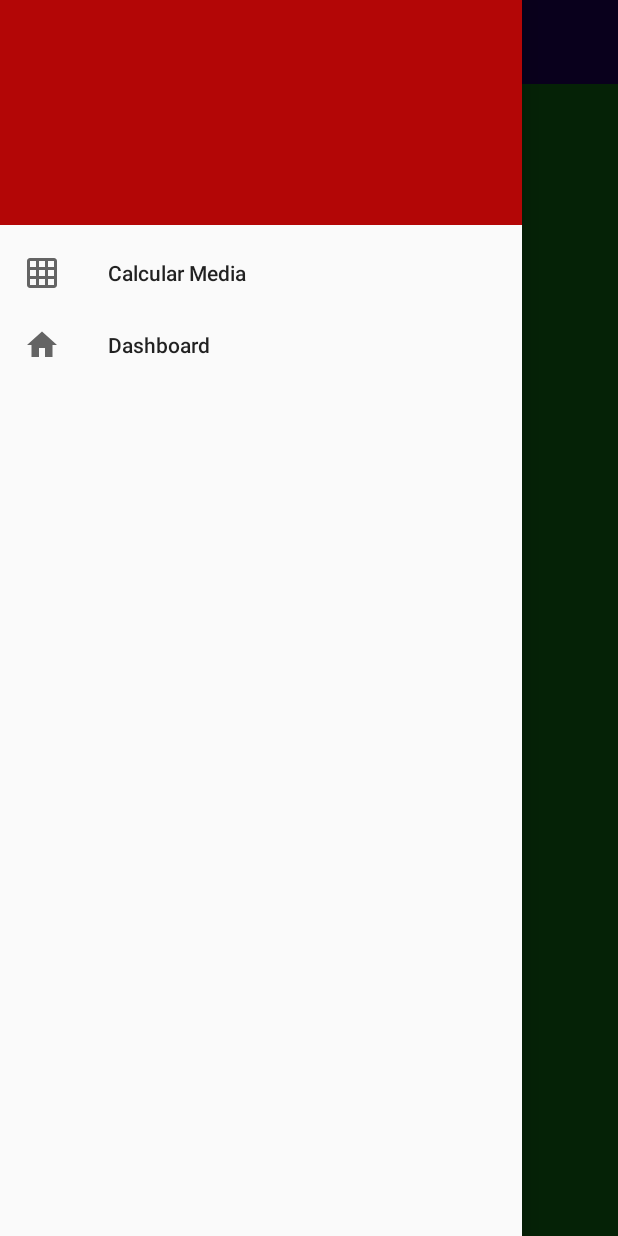
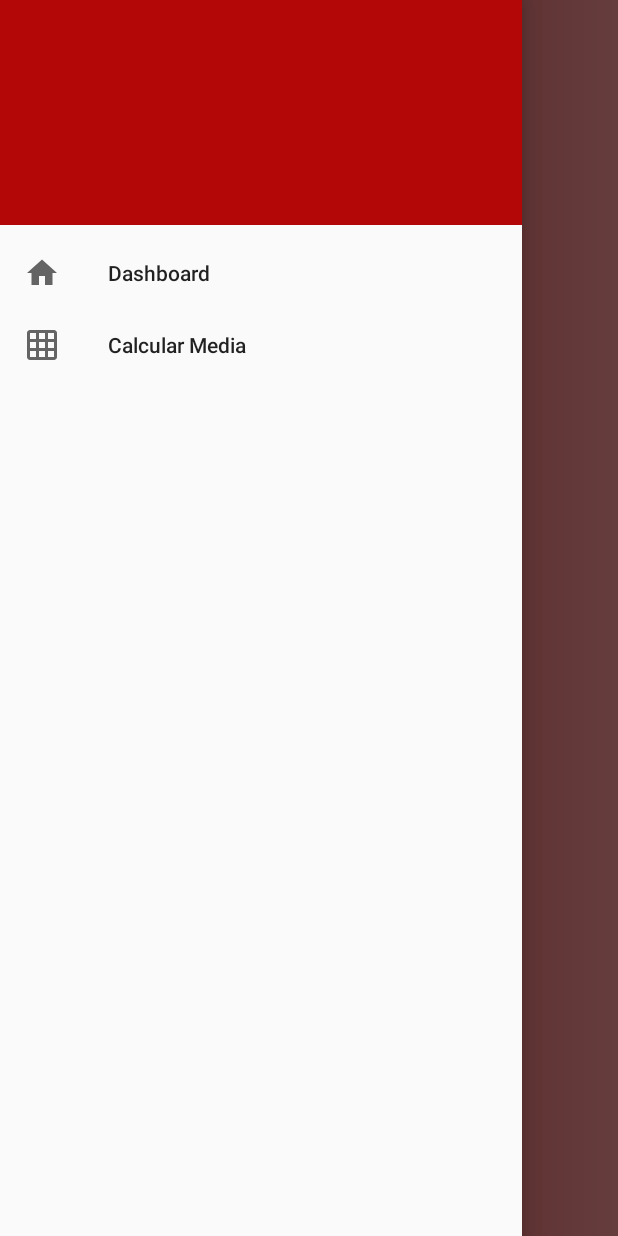
Before and after one commit to mateusmariano/GMWnotes, an Android app: the DashboardUser screen opened directly, with no data from a screen before it, with the side drawer open, on a phone screen of 412 x 824 dp. Run offline under Robolectric (Android 15) with nearby library versions, the phone set to English and light mode, and no system bars.

Commit message:
[Dashboard] - Layout (drawer) finalizado
Final de transição com drawer layout para dashboard e calcmedia, as duas funcionando

```diff
--- a/app/src/main/java/com/example/gmwnotes/DashboardUser.java
+++ b/app/src/main/java/com/example/gmwnotes/DashboardUser.java
@@ -69,7 +69,7 @@ public class DashboardUser extends AppCompatActivity implements NavigationView.O
         if(menuItem.getItemId() == R.id.calc){
             fragmentManager = getSupportFragmentManager();
             fragmentTransaction = fragmentManager.beginTransaction();
-            fragmentTransaction.replace(R.id.container_fragment, new DashFragment());
+            fragmentTransaction.replace(R.id.container_fragment, new CalcMedia());
             fragmentTransaction.commit();
 
         }
--- /dev/null
+++ b/app/src/main/res/drawable/gradient.xml
@@ -0,0 +1,15 @@
+<?xml version="1.0" encoding="utf-8"?>
+<selector xmlns:android="http://schemas.android.com/apk/res/android">
+    <item>
+
+        <shape>
+
+            <gradient
+                android:endColor="#ff9999"
+                android:startColor="#b30000"
+                android:type="linear" />
+        </shape>
+
+    </item>
+
+</selector>
--- a/app/src/main/res/layout/activity_calc_media.xml
+++ b/app/src/main/res/layout/activity_calc_media.xml
@@ -2,6 +2,7 @@
 <androidx.constraintlayout.widget.ConstraintLayout xmlns:android="http://schemas.android.com/apk/res/android"
     xmlns:app="http://schemas.android.com/apk/res-auto"
     xmlns:tools="http://schemas.android.com/tools"
+    android:background="@drawable/gradient"
     android:layout_width="match_parent"
     android:layout_height="match_parent"
     tools:context=".CalcMedia">
--- a/app/src/main/res/layout/activity_dashboard_user.xml
+++ b/app/src/main/res/layout/activity_dashboard_user.xml
@@ -5,7 +5,7 @@
     android:id="@+id/drawer"
     android:layout_width="match_parent"
     android:layout_height="match_parent"
-    android:background="#1DD624"
+    android:background="@drawable/gradient"
     tools:context=".DashboardUser">
 
     <include
--- a/app/src/main/res/layout/drawer_toolbar.xml
+++ b/app/src/main/res/layout/drawer_toolbar.xml
@@ -8,7 +8,7 @@
         android:id="@+id/toolbar"
         android:layout_width="match_parent"
         android:layout_height="?attr/actionBarSize"
-        android:background="@color/colorPrimaryDark"
+        android:background="#800000"
         tools:ignore="MissingConstraints" />
 
 </LinearLayout>
--- a/app/src/main/res/layout/fragment_dash.xml
+++ b/app/src/main/res/layout/fragment_dash.xml
@@ -3,6 +3,7 @@
     xmlns:app="http://schemas.android.com/apk/res-auto"
     android:layout_width="match_parent"
     android:layout_height="match_parent"
+    android:background="@drawable/gradient"
     xmlns:tools="http://schemas.android.com/tools"
     tools:context=".DashFragment">
 
--- a/app/src/main/res/menu/drawer_menu.xml
+++ b/app/src/main/res/menu/drawer_menu.xml
@@ -1,12 +1,13 @@
 <?xml version="1.0" encoding="utf-8"?>
 <menu xmlns:android="http://schemas.android.com/apk/res/android">
 
+
+    <item
+        android:id="@+id/dashboard"
+        android:icon="@drawable/ic_baseline_home_24"
+        android:title="Dashboard" />
     <item
         android:id="@+id/calc"
         android:icon="@drawable/ic_baseline_grid_on_24"
         android:title="Calcular Media" />
-    <item
-        android:id="@+id/dashboard"
-        android:icon="@drawable/ic_baseline_home_24"
-        android:title="Dashboard" />
 </menu>
```
Also changed, not shown: app/src/main/java/com/example/gmwnotes/CalcMedia.java (+21 -9 lines).
